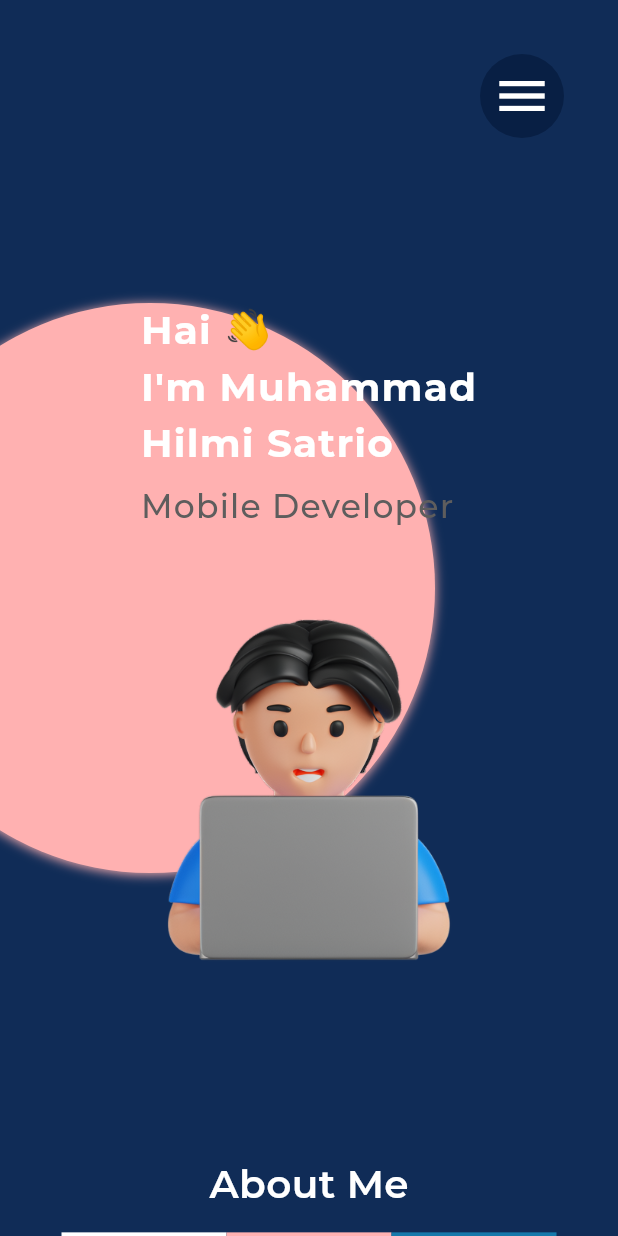
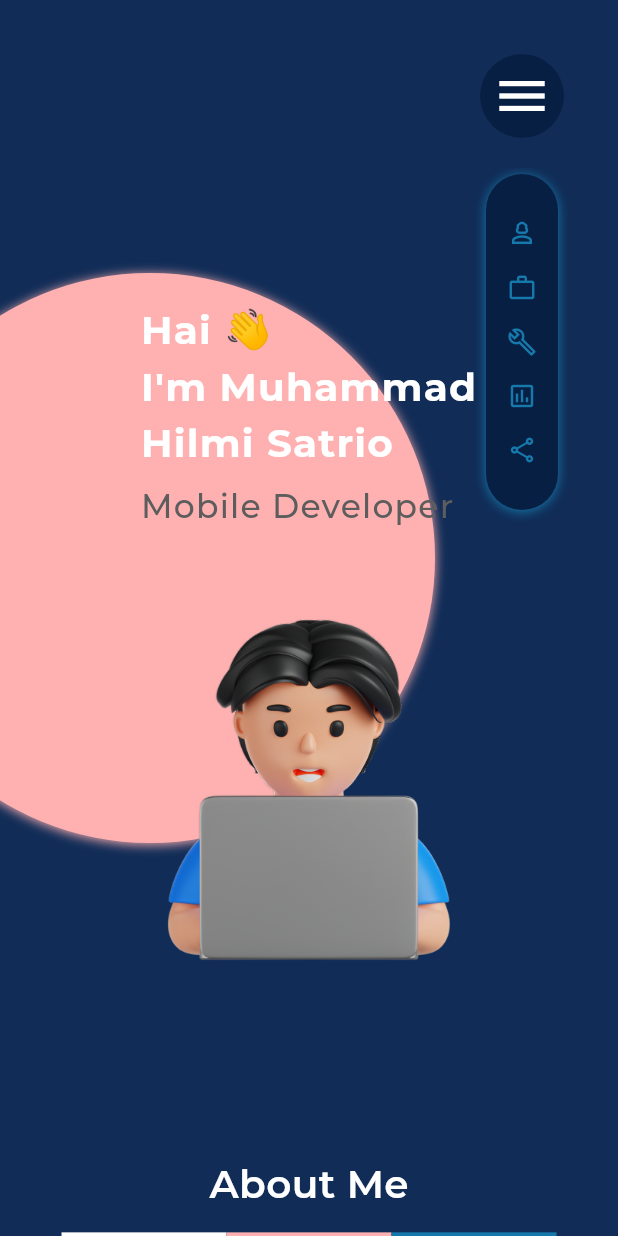
Before and after one commit to hilmisatrio16/portofolio, a Flutter app: the screen it shows after launch, after a tap on the "menu" icon, on a phone screen of 412 x 824 dp. Run offline on Flutter 3.47's test engine with Material 3 defaults, Android fonts, the phone set to English and light mode, and no system bars; drawn by our look-alikes of avatar_glow; our stand-ins replace animate_do, flip_card, get; missing offline and left inert: dart:js.

Commit message:
add button nav mobile

```diff
--- /dev/null
+++ b/lib/controllers/button_nav_controller.dart
@@ -0,0 +1,9 @@
+import 'package:get/get.dart';
+
+class ButtonNavController extends GetxController {
+  var isVisible = false.obs;
+
+  void toggleButton() {
+    isVisible.value = !isVisible.value;
+  }
+}
--- a/lib/pages/home_page.dart
+++ b/lib/pages/home_page.dart
@@ -1,6 +1,8 @@
 import 'package:flutter/material.dart';
+import 'package:get/get.dart';
 import 'package:my_portofolio/constants/colors.dart';
 import 'package:my_portofolio/constants/nav_items.dart';
+import 'package:my_portofolio/controllers/button_nav_controller.dart';
 
 // ignore: avoid_web_libraries_in_flutter
 
@@ -22,7 +24,8 @@ class HomePage extends StatefulWidget {
 class _HomePageState extends State<HomePage> {
   final scaffoldKey = GlobalKey<ScaffoldState>();
   final scrollControl = ScrollController();
-  final List<GlobalKey> navbarKeys = List.generate(4, (index) => GlobalKey());
+  final List<GlobalKey> navbarKeys = List.generate(5, (index) => GlobalKey());
+  final ButtonNavController controller = Get.put(ButtonNavController());
 
   @override
   Widget build(BuildContext context) {
@@ -100,7 +103,9 @@ class _HomePageState extends State<HomePage> {
                     child: InkWell(
                       borderRadius: BorderRadius.circular(50),
                       focusColor: CustomColor.fullDarkBlue,
-                      onTap: () {},
+                      onTap: () {
+                        controller.toggleButton();
+                      },
                       child: Padding(
                         padding: EdgeInsets.all(8),
                         child: Icon(
@@ -114,7 +119,12 @@ class _HomePageState extends State<HomePage> {
                 ),
               ),
             //MAIN
-            HomeContent(screenSize: screenSize, screenWidth: screenWidth),
+            HomeContent(
+                screenSize: screenSize,
+                screenWidth: screenWidth,
+                controller: controller,
+                navbarKeys: navbarKeys,
+                scrollToSection: scrollToSection),
             SizedBox(
               height: 40,
             ),
@@ -143,6 +153,7 @@ class _HomePageState extends State<HomePage> {
             ),
 
             SizedBox(
+              key: navbarKeys[4],
               child: Column(children: [
                 Text(
                   "Social Media",
@@ -196,7 +207,7 @@ class _HomePageState extends State<HomePage> {
   }
 
   void scrollToSection(int navIndex) {
-    if (navIndex == 4) {
+    if (navIndex == 5) {
       // open a blog page
       // js.context.callMethod('open', [SnsLinks.blog]);
       return;
--- a/lib/widgets/footer.dart
+++ b/lib/widgets/footer.dart
@@ -20,11 +20,12 @@ class Footer extends StatelessWidget {
         color: CustomColor.fullDarkBlue.withOpacity(0.8),
       ),
       child: Text(
-        "created using Flutter in 2025",
+        "created using Flutter in 2025 by hilmisatrio",
         style: TextStyle(
             color: CustomColor.whitePrimary,
             fontSize: 16,
-            fontWeight: FontWeight.w600),
+            fontFamily: "Montserrat",
+            fontWeight: FontWeight.w400),
       ),
     );
   }
--- a/lib/widgets/home_content.dart
+++ b/lib/widgets/home_content.dart
@@ -1,45 +1,51 @@
 import 'package:animate_do/animate_do.dart';
 import 'package:avatar_glow/avatar_glow.dart';
 import 'package:flutter/material.dart';
+import 'package:get/get.dart';
+import 'package:my_portofolio/controllers/button_nav_controller.dart';
 
 import '../constants/colors.dart';
 import 'about_desktop.dart';
 import 'about_mobile.dart';
 
-class HomeContent extends StatelessWidget {
+class HomeContent extends StatefulWidget {
   const HomeContent({
     super.key,
     required this.screenSize,
     required this.screenWidth,
+    required this.controller,
+    required this.navbarKeys,
+    required this.scrollToSection,
   });
 
   final Size screenSize;
   final double screenWidth;
+  final ButtonNavController controller;
+  final List<GlobalKey<State<StatefulWidget>>> navbarKeys;
+  final void Function(int) scrollToSection;
 
+  @override
+  State<HomeContent> createState() => _HomeContentState();
+}
+
+class _HomeContentState extends State<HomeContent> {
   @override
   Widget build(BuildContext context) {
     return Container(
-      padding: EdgeInsets.symmetric(vertical: 30),
-      height:
-          (screenWidth < 600) ? screenSize.height / 1.4 : screenSize.height / 1,
+      padding: EdgeInsets.symmetric(vertical: 10),
+      height: (widget.screenWidth < 600)
+          ? widget.screenSize.height / 1.4
+          : widget.screenSize.height / 1,
       child: Stack(
         children: [
-          AvatarGlow(
-            startDelay: const Duration(milliseconds: 2000),
-            glowColor: CustomColor.pink,
-            glowShape: BoxShape.circle,
-            glowCount: 1,
-            glowRadiusFactor: 0.3,
-            animate: true,
-            curve: Curves.fastOutSlowIn,
-            child: Positioned(
+          Positioned(
             left: -90,
             top: 70,
             child: FadeIn(
               animate: true,
               child: Container(
-                  width: (screenWidth < 600) ? 380 : 450,
-                  height: (screenWidth < 600) ? 380 : 450,
+                width: (widget.screenWidth < 600) ? 380 : 450,
+                height: (widget.screenWidth < 600) ? 380 : 450,
                 decoration: BoxDecoration(
                   color: CustomColor.pink,
                   shape: BoxShape.circle,
@@ -54,12 +60,93 @@ class HomeContent extends StatelessWidget {
               ),
             ),
           ),
-          ),
           Container(
             width: double.infinity,
             padding: EdgeInsets.all(10),
-            child: (screenWidth < 600) ? AboutMobile() : AboutDesktop(),
+            child: (widget.screenWidth < 600) ? AboutMobile() : AboutDesktop(),
           ),
+          if (widget.screenWidth < 600)
+            Obx(() => widget.controller.isVisible.value
+                ? Positioned(
+                    top: 4, // Menentukan posisi di atas
+                    right: 40,
+                    child: Container(
+                        padding:
+                            EdgeInsets.symmetric(horizontal: 14, vertical: 14),
+                        decoration: BoxDecoration(
+                          color: CustomColor.fullDarkBlue,
+                          borderRadius: BorderRadius.circular(50),
+                          boxShadow: [
+                            BoxShadow(
+                              color: CustomColor.navColor,
+                              offset: Offset(0.0, 1.0), //(x,y)
+                              blurRadius: 6.0,
+                            ),
+                          ],
+                        ),
+                        child: Column(
+                          mainAxisSize: MainAxisSize.min,
+                          children: [
+                            SizedBox(
+                              height: 16,
+                            ),
+                            InkWell(
+                              onTap: () {
+                                widget.scrollToSection(0);
+                              },
+                              child: Icon(
+                                Icons.person_3_outlined,
+                                size: 20,
+                                color: CustomColor.navColor,
+                              ),
+                            ),
+                            SizedBox(
+                              height: 16,
+                            ),
+                            InkWell(
+                              onTap: () {
+                                widget.scrollToSection(1);
+                              },
+                              child: Icon(Icons.work_outline,
+                                  size: 20, color: CustomColor.navColor),
+                            ),
+                            SizedBox(
+                              height: 16,
+                            ),
+                            InkWell(
+                              onTap: () {
+                                widget.scrollToSection(2);
+                              },
+                              child: Icon(Icons.build_outlined,
+                                  size: 20, color: CustomColor.navColor),
+                            ),
+                            SizedBox(
+                              height: 16,
+                            ),
+                            InkWell(
+                              onTap: () {
+                                widget.scrollToSection(3);
+                              },
+                              child: Icon(Icons.assessment_outlined,
+                                  size: 20, color: CustomColor.navColor),
+                            ),
+                            SizedBox(
+                              height: 16,
+                            ),
+                            InkWell(
+                              onTap: () {
+                                widget.scrollToSection(4);
+                              },
+                              child: Icon(Icons.share_outlined,
+                                  size: 20, color: CustomColor.navColor),
+                            ),
+                            SizedBox(
+                              height: 16,
+                            ),
+                          ],
+                        )),
+                  )
+                : SizedBox())
         ],
       ),
     );
--- a/pubspec.yaml
+++ b/pubspec.yaml
@@ -36,6 +36,7 @@ dependencies:
   flutter:
     sdk: flutter
   infinite_carousel: ^1.1.1
+  get: ^4.6.6
 dev_dependencies:
   flutter_lints: ^5.0.0
   flutter_test:
```
Also changed, not shown: pubspec.lock. Lines whose indentation alone changed are shown as unchanged.
